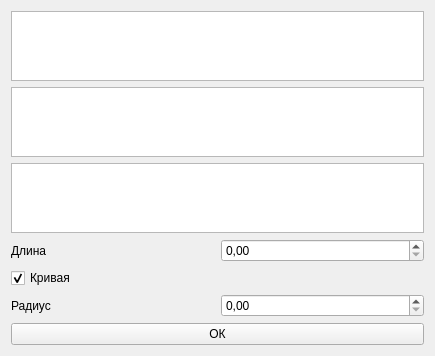
Above: src/AddRails.ui from asafran/RouteEditor before the change. Below: the same form after it.
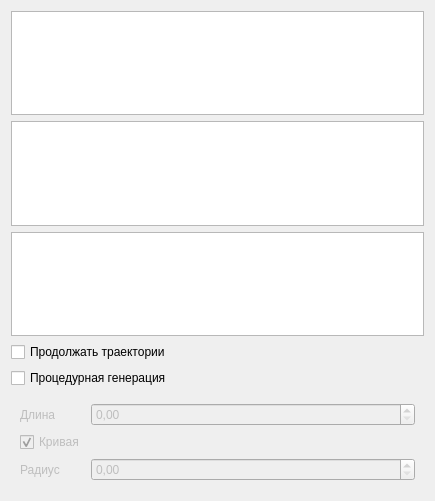
That is the form after the change.

```diff
--- a/src/AddRails.ui
+++ b/src/AddRails.ui
@@ -7,7 +7,7 @@
     <x>0</x>
     <y>0</y>
     <width>435</width>
-    <height>300</height>
+    <height>501</height>
    </rect>
   </property>
   <property name="windowTitle">
@@ -16,38 +16,50 @@
   <property name="locale">
    <locale language="Russian" country="Russia"/>
   </property>
-  <layout class="QGridLayout" name="gridLayout">
-   <item row="1" column="0" colspan="2">
+  <layout class="QVBoxLayout" name="verticalLayout">
+   <item>
+    <widget class="QTreeView" name="railView"/>
+   </item>
+   <item>
     <widget class="QTreeView" name="sleeperView"/>
    </item>
-   <item row="5" column="0">
-    <widget class="QLabel" name="label">
+   <item>
+    <widget class="QTreeView" name="fillView"/>
+   </item>
+   <item>
+    <widget class="QCheckBox" name="noNewBox">
      <property name="text">
-      <string>Радиус</string>
+      <string>Продолжать траектории</string>
      </property>
     </widget>
    </item>
-   <item row="5" column="1">
-    <widget class="QDoubleSpinBox" name="radSpin"/>
-   </item>
-   <item row="3" column="1">
-    <widget class="QDoubleSpinBox" name="lenghtSpin"/>
-   </item>
-   <item row="6" column="0" colspan="2">
-    <widget class="QPushButton" name="pushButton">
+   <item>
+    <widget class="QCheckBox" name="genBox">
      <property name="text">
-      <string>ОК</string>
+      <string>Процедурная генерация</string>
      </property>
+     <property name="checked">
+      <bool>false</bool>
+     </property>
     </widget>
    </item>
-   <item row="3" column="0">
+   <item>
+    <widget class="QWidget" name="genWidget" native="true">
+     <property name="enabled">
+      <bool>false</bool>
+     </property>
+     <layout class="QFormLayout" name="formLayout">
+      <item row="0" column="0">
     <widget class="QLabel" name="label_2">
      <property name="text">
       <string>Длина</string>
      </property>
     </widget>
    </item>
-   <item row="4" column="0" colspan="2">
+      <item row="0" column="1">
+       <widget class="QDoubleSpinBox" name="lenghtSpin"/>
+      </item>
+      <item row="1" column="0">
     <widget class="QCheckBox" name="radBox">
      <property name="text">
       <string>Кривая</string>
@@ -57,11 +69,18 @@
      </property>
     </widget>
    </item>
-   <item row="0" column="0" colspan="2">
-    <widget class="QTreeView" name="railView"/>
-   </item>
-   <item row="2" column="0" colspan="2">
-    <widget class="QTreeView" name="fillView"/>
+      <item row="2" column="0">
+       <widget class="QLabel" name="label">
+        <property name="text">
+         <string>Радиус</string>
+        </property>
+       </widget>
+      </item>
+      <item row="2" column="1">
+       <widget class="QDoubleSpinBox" name="radSpin"/>
+      </item>
+     </layout>
+    </widget>
    </item>
   </layout>
  </widget>
```
Left out of the diff: 32 changed lines with no effect on the pictures. Lines whose indentation alone changed are shown as unchanged.
